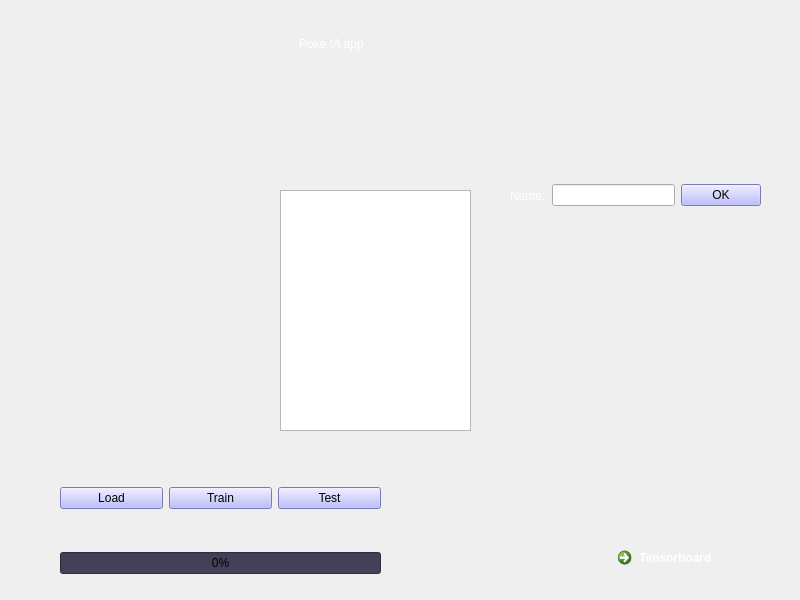
First picture: the form in poke.ui, repository xalton/PokeIA, before the edit.
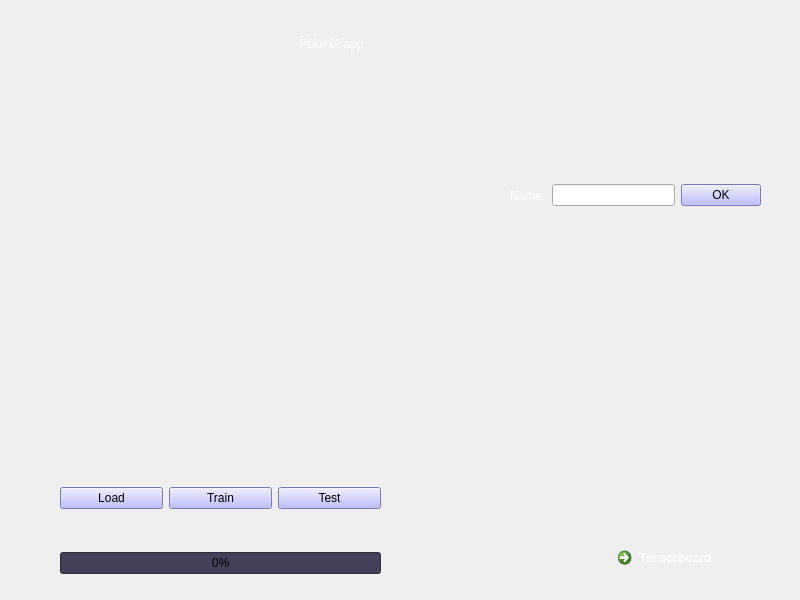
Second picture: the form after the edit. Icons and pictures are not drawn.

Commit message: TRying to show spec images after test

```diff
--- a/poke.ui
+++ b/poke.ui
@@ -72,16 +72,6 @@
     </property>
     <layout class="QGridLayout" name="ImagePoke"/>
    </widget>
-   <widget class="QTableWidget" name="PokeSpec">
-    <property name="geometry">
-     <rect>
-      <x>280</x>
-      <y>190</y>
-      <width>191</width>
-      <height>241</height>
-     </rect>
-    </property>
-   </widget>
    <widget class="QCommandLinkButton" name="TensorboardButton">
     <property name="geometry">
      <rect>
```
Left out of the diff: 21 changed lines with no effect on the pictures. The commit also changes 5 other files.
